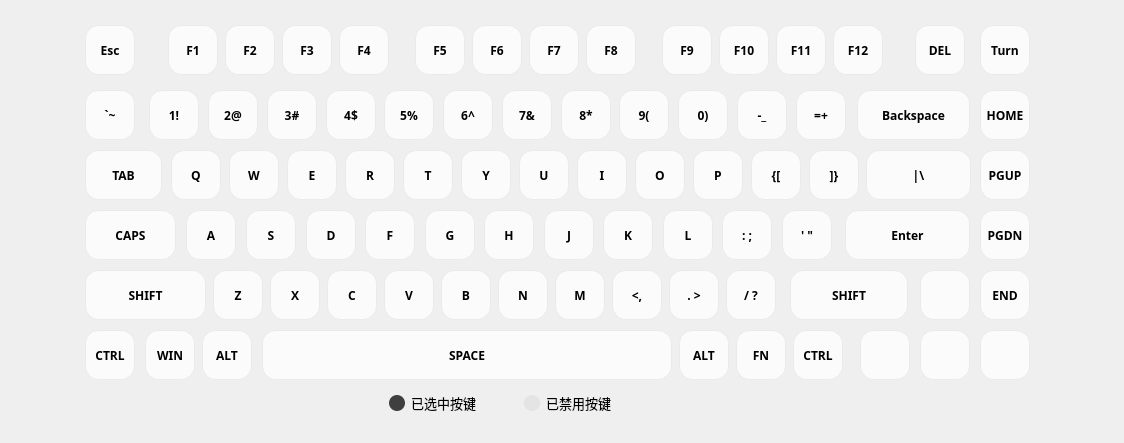
The window that Module/ModuleKeyboard.ui (wlffeng2008/AKKOStdio) describes before a commit, drawn with Qt 5.
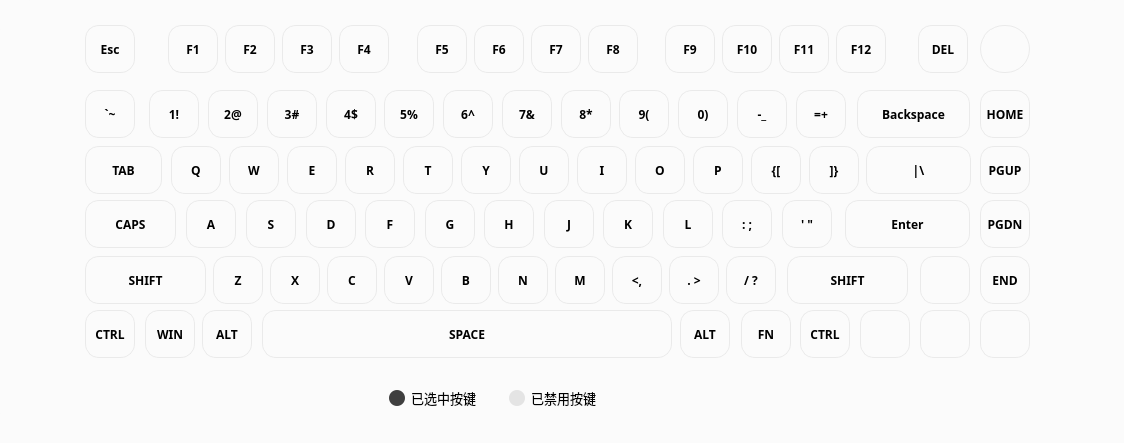
The same window after the commit. Icons and pictures are not drawn.

```diff
--- a/Module/ModuleKeyboard.ui
+++ b/Module/ModuleKeyboard.ui
@@ -19,10 +19,11 @@
    <string>Frame</string>
   </property>
   <property name="styleSheet">
-   <string notr="true">        QPushButton {
+   <string notr="true">#ModuleKeyboard{border-radius: 32px;background-color: #FBFBFB;}
+        QPushButton {
                     border: 1px solid #EAEAEA;
                     border-radius: 14px;
-                    padding: 2px 2px;
+                    padding: 1px 1px;
                     color: black;
                     outline: none;
                     background-color: #FBFBFB !important;
@@ -45,8 +46,8 @@
    <property name="geometry">
     <rect>
      <x>380</x>
-     <y>385</y>
-     <width>281</width>
+     <y>380</y>
+     <width>251</width>
      <height>36</height>
     </rect>
    </property>
@@ -137,15 +138,15 @@
   <widget class="QPushButton" name="pushButton_0044">
    <property name="geometry">
     <rect>
-     <x>719</x>
+     <x>722</x>
      <y>25</y>
      <width>50</width>
-     <height>50</height>
+     <height>48</height>
     </rect>
    </property>
    <property name="maximumSize">
     <size>
-     <width>548</width>
+     <width>546</width>
      <height>16777215</height>
     </size>
    </property>
@@ -169,12 +170,12 @@
      <x>980</x>
      <y>25</y>
      <width>50</width>
-     <height>50</height>
+     <height>48</height>
     </rect>
    </property>
    <property name="maximumSize">
     <size>
-     <width>548</width>
+     <width>546</width>
      <height>16777215</height>
     </size>
    </property>
@@ -185,8 +186,11 @@
      <fontweight>DemiBold</fontweight>
     </font>
    </property>
+   <property name="styleSheet">
+    <string notr="true">QPushButton{border-radius:24px !important;}</string>
+   </property>
    <property name="text">
-    <string notr="true">Turn</string>
+    <string notr="true"/>
    </property>
    <attribute name="buttonGroup">
     <string notr="true">buttonGroup</string>
@@ -195,15 +199,15 @@
   <widget class="QPushButton" name="pushButton_0040">
    <property name="geometry">
     <rect>
-     <x>472</x>
+     <x>474</x>
      <y>25</y>
      <width>50</width>
-     <height>50</height>
+     <height>48</height>
     </rect>
    </property>
    <property name="maximumSize">
     <size>
-     <width>548</width>
+     <width>546</width>
      <height>16777215</height>
     </size>
    </property>
@@ -224,15 +228,15 @@
   <widget class="QPushButton" name="pushButton_0057">
    <property name="geometry">
     <rect>
-     <x>776</x>
+     <x>779</x>
      <y>25</y>
      <width>50</width>
-     <height>50</height>
+     <height>48</height>
     </rect>
    </property>
    <property name="maximumSize">
     <size>
-     <width>548</width>
+     <width>546</width>
      <height>16777215</height>
     </size>
    </property>
@@ -253,15 +257,15 @@
   <widget class="QPushButton" name="pushButton_0043">
    <property name="geometry">
     <rect>
-     <x>662</x>
+     <x>665</x>
      <y>25</y>
      <width>50</width>
-     <height>50</height>
+     <height>48</height>
     </rect>
    </property>
    <property name="maximumSize">
     <size>
-     <width>548</width>
+     <width>546</width>
      <height>16777215</height>
     </size>
    </property>
@@ -285,12 +289,12 @@
      <x>282</x>
      <y>25</y>
      <width>50</width>
-     <height>50</height>
+     <height>48</height>
     </rect>
    </property>
    <property name="maximumSize">
     <size>
-     <width>548</width>
+     <width>546</width>
      <height>16777215</height>
     </size>
    </property>
@@ -311,15 +315,15 @@
   <widget class="QPushButton" name="pushButton_0058">
    <property name="geometry">
     <rect>
-     <x>833</x>
+     <x>836</x>
      <y>25</y>
      <width>50</width>
-     <height>50</height>
+     <height>48</height>
     </rect>
    </property>
    <property name="maximumSize">
     <size>
-     <width>548</width>
+     <width>546</width>
      <height>16777215</height>
     </size>
    </property>
@@ -343,12 +347,12 @@
      <x>225</x>
      <y>25</y>
      <width>50</width>
-     <height>50</height>
+     <height>48</height>
     </rect>
    </property>
    <property name="maximumSize">
     <size>
-     <width>548</width>
+     <width>546</width>
      <height>16777215</height>
     </size>
    </property>
@@ -369,15 +373,15 @@
   <widget class="QPushButton" name="pushButton_0041">
    <property name="geometry">
     <rect>
-     <x>529</x>
+     <x>531</x>
      <y>25</y>
      <width>50</width>
-     <height>50</height>
+     <height>48</height>
     </rect>
    </property>
    <property name="maximumSize">
     <size>
-     <width>548</width>
+     <width>546</width>
      <height>16777215</height>
     </size>
    </property>
@@ -398,15 +402,15 @@
   <widget class="QPushButton" name="pushButton_003F">
    <property name="geometry">
     <rect>
-     <x>415</x>
+     <x>417</x>
      <y>25</y>
      <width>50</width>
-     <height>50</height>
+     <height>48</height>
     </rect>
    </property>
    <property name="maximumSize">
     <size>
-     <width>548</width>
+     <width>546</width>
      <height>16777215</height>
     </size>
    </property>
@@ -430,12 +434,12 @@
      <x>168</x>
      <y>25</y>
      <width>50</width>
-     <height>50</height>
+     <height>48</height>
     </rect>
    </property>
    <property name="maximumSize">
     <size>
-     <width>548</width>
+     <width>546</width>
      <height>16777215</height>
     </size>
    </property>
@@ -459,12 +463,12 @@
      <x>339</x>
      <y>25</y>
      <width>50</width>
-     <height>50</height>
+     <height>48</height>
     </rect>
    </property>
    <property name="maximumSize">
     <size>
-     <width>548</width>
+     <width>546</width>
      <height>16777215</height>
     </size>
    </property>
@@ -488,12 +492,12 @@
      <x>85</x>
      <y>25</y>
      <width>50</width>
-     <height>50</height>
+     <height>48</height>
     </rect>
    </property>
    <property name="maximumSize">
     <size>
-     <width>548</width>
+     <width>546</width>
      <height>16777215</height>
     </size>
    </property>
@@ -514,15 +518,15 @@
   <widget class="QPushButton" name="pushButton_E053">
    <property name="geometry">
     <rect>
-     <x>915</x>
+     <x>918</x>
      <y>25</y>
      <width>50</width>
-     <height>50</height>
+     <height>48</height>
     </rect>
    </property>
    <property name="maximumSize">
     <size>
-     <width>548</width>
+     <width>546</width>
      <height>16777215</height>
     </size>
    </property>
@@ -549,15 +553,15 @@
   <widget class="QPushButton" name="pushButton_0042">
    <property name="geometry">
     <rect>
-     <x>586</x>
+     <x>588</x>
      <y>25</y>
      <width>50</width>
-     <height>50</height>
+     <height>48</height>
     </rect>
    </property>
    <property name="maximumSize">
     <size>
-     <width>548</width>
+     <width>546</width>
      <height>16777215</height>
     </size>
    </property>
@@ -581,12 +585,12 @@
      <x>267</x>
      <y>90</y>
      <width>50</width>
-     <height>50</height>
+     <height>48</height>
     </rect>
    </property>
    <property name="maximumSize">
     <size>
-     <width>548</width>
+     <width>546</width>
      <height>16777215</height>
     </size>
    </property>
@@ -610,12 +614,12 @@
      <x>326</x>
      <y>90</y>
      <width>50</width>
-     <height>50</height>
+     <height>48</height>
     </rect>
    </property>
    <property name="maximumSize">
     <size>
-     <width>548</width>
+     <width>546</width>
      <height>16777215</height>
     </size>
    </property>
@@ -639,12 +643,12 @@
      <x>443</x>
      <y>90</y>
      <width>50</width>
-     <height>50</height>
+     <height>48</height>
     </rect>
    </property>
    <property name="maximumSize">
     <size>
-     <width>548</width>
+     <width>546</width>
      <height>16777215</height>
     </size>
    </property>
@@ -668,12 +672,12 @@
      <x>502</x>
      <y>90</y>
      <width>50</width>
-     <height>50</height>
+     <height>48</height>
     </rect>
    </property>
    <property name="maximumSize">
     <size>
-     <width>548</width>
+     <width>546</width>
      <height>16777215</height>
     </size>
    </property>
@@ -697,12 +701,12 @@
      <x>561</x>
      <y>90</y>
      <width>50</width>
-     <height>50</height>
+     <height>48</height>
     </rect>
    </property>
    <property name="maximumSize">
     <size>
-     <width>548</width>
+     <width>546</width>
      <height>16777215</height>
     </size>
    </property>
@@ -726,12 +730,12 @@
      <x>796</x>
      <y>90</y>
      <width>50</width>
-     <height>50</height>
+     <height>48</height>
     </rect>
    </property>
    <property name="maximumSize">
     <size>
-     <width>548</width>
+     <width>546</width>
      <height>16777215</height>
     </size>
    </property>
@@ -755,12 +759,12 @@
      <x>857</x>
      <y>90</y>
      <width>113</width>
-     <height>50</height>
+     <height>48</height>
     </rect>
    </property>
    <property name="maximumSize">
     <size>
-     <width>548</width>
+     <width>546</width>
      <height>16777215</height>
     </size>
    </property>
@@ -784,12 +788,12 @@
      <x>619</x>
      <y>90</y>
      <width>50</width>
-     <height>50</height>
+     <height>48</height>
     </rect>
    </property>
    <property name="maximumSize">
     <size>
-     <width>548</width>
+     <width>546</width>
      <height>16777215</height>
     </size>
    </property>
@@ -813,12 +817,12 @@
      <x>85</x>
      <y>90</y>
      <width>50</width>
-     <height>50</height>
+     <height>48</height>
     </rect>
    </property>
    <property name="maximumSize">
     <size>
-     <width>548</width>
+     <width>546</width>
      <height>16777215</height>
     </size>
    </property>
@@ -842,12 +846,12 @@
      <x>149</x>
      <y>90</y>
      <width>50</width>
-     <height>50</height>
+     <height>48</height>
     </rect>
    </property>
    <property name="maximumSize">
     <size>
-     <width>548</width>
+     <width>546</width>
      <height>16777215</height>
     </size>
    </property>
@@ -871,12 +875,12 @@
      <x>384</x>
      <y>90</y>
      <width>50</width>
-     <height>50</height>
+     <height>48</height>
     </rect>
    </property>
    <property name="maximumSize">
     <size>
-     <width>548</width>
+     <width>546</width>
      <height>16777215</height>
     </size>
    </property>
@@ -900,12 +904,12 @@
      <x>737</x>
      <y>90</y>
      <width>50</width>
-     <height>50</height>
+     <height>48</height>
     </rect>
    </property>
    <property name="maximumSize">
     <size>
-     <width>548</width>
+     <width>546</width>
      <height>16777215</height>
     </size>
    </property>
@@ -929,12 +933,12 @@
      <x>980</x>
      <y>90</y>
      <width>50</width>
-     <height>50</height>
+     <height>48</height>
     </rect>
    </property>
    <property name="maximumSize">
     <size>
-     <width>548</width>
+     <width>546</width>
      <height>16777215</height>
     </size>
    </property>
@@ -958,12 +962,12 @@
      <x>678</x>
      <y>90</y>
      <width>50</width>
-     <height>50</height>
+     <height>48</height>
     </rect>
    </property>
    <property name="maximumSize">
     <size>
-     <width>548</width>
+     <width>546</width>
      <height>16777215</height>
     </size>
    </property>
@@ -987,12 +991,12 @@
      <x>208</x>
      <y>90</y>
      <width>50</width>
-     <height>50</height>
+     <height>48</height>
     </rect>
    </property>
    <property name="maximumSize">
     <size>
-     <width>548</width>
+     <width>546</width>
      <height>16777215</height>
     </size>
    </property>
@@ -1014,14 +1018,14 @@
    <property name="geometry">
     <rect>
      <x>345</x>
-     <y>150</y>
+     <y>146</y>
      <width>50</width>
-     <height>50</height>
+     <height>48</height>
     </rect>
    </property>
    <property name="maximumSize">
     <size>
-     <width>548</width>
+     <width>546</width>
      <height>16777215</height>
     </size>
    </property>
@@ -1043,14 +1047,14 @@
    <property name="geometry">
     <rect>
      <x>229</x>
-     <y>150</y>
+     <y>146</y>
      <width>50</width>
-     <height>50</height>
+     <height>48</height>
     </rect>
    </property>
    <property name="maximumSize">
     <size>
-     <width>548</width>
+     <width>546</width>
      <height>16777215</height>
     </size>
    </property>
@@ -1072,14 +1076,14 @@
    <property name="geometry">
     <rect>
      <x>403</x>
-     <y>150</y>
+     <y>146</y>
      <width>50</width>
-     <height>50</height>
+     <height>48</height>
     </rect>
    </property>
    <property name="maximumSize">
     <size>
-     <width>548</width>
+     <width>546</width>
      <height>16777215</height>
     </size>
    </property>
@@ -1101,14 +1105,14 @@
    <property name="geometry">
     <rect>
      <x>866</x>
-     <y>150</y>
+     <y>146</y>
      <width>105</width>
-     <height>50</height>
+     <height>48</height>
     </rect>
    </property>
    <property name="maximumSize">
     <size>
-     <width>548</width>
+     <width>546</width>
      <height>16777215</height>
     </size>
    </property>
@@ -1130,14 +1134,14 @@
    <property name="geometry">
     <rect>
      <x>980</x>
-     <y>150</y>
+     <y>146</y>
      <width>50</width>
-     <height>50</height>
+     <height>48</height>
     </rect>
    </property>
    <property name="maximumSize">
     <size>
-     <width>548</width>
+     <width>546</width>
      <height>16777215</height>
     </size>
    </property>
@@ -1159,14 +1163,14 @@
    <property name="geometry">
     <rect>
      <x>171</x>
-     <y>150</y>
+     <y>146</y>
      <width>50</width>
-     <height>50</height>
+     <height>48</height>
     </rect>
    </property>
    <property name="maximumSize">
     <size>
-     <width>548</width>
+     <width>546</width>
      <height>16777215</height>
     </size>
    </property>
@@ -1188,14 +1192,14 @@
    <property name="geometry">
     <rect>
      <x>461</x>
-     <y>150</y>
+     <y>146</y>
      <width>50</width>
-     <height>50</height>
+     <height>48</height>
     </rect>
    </property>
    <property name="maximumSize">
     <size>
-     <width>548</width>
+     <width>546</width>
      <height>16777215</height>
     </size>
    </property>
@@ -1217,14 +1221,14 @@
    <property name="geometry">
     <rect>
      <x>809</x>
-     <y>150</y>
+     <y>146</y>
      <width>50</width>
-     <height>50</height>
+     <height>48</height>
     </rect>
    </property>
    <property name="maximumSize">
     <size>
-     <width>548</width>
+     <width>546</width>
      <height>16777215</height>
     </size>
    </property>
@@ -1246,14 +1250,14 @@
    <property name="geometry">
     <rect>
      <x>519</x>
-     <y>150</y>
+     <y>146</y>
      <width>50</width>
-     <height>50</height>
+     <height>48</height>
     </rect>
    </property>
    <property name="maximumSize">
     <size>
-     <width>548</width>
+     <width>546</width>
      <height>16777215</height>
     </size>
    </property>
@@ -1275,14 +1279,14 @@
    <property name="geometry">
     <rect>
      <x>693</x>
-     <y>150</y>
+     <y>146</y>
      <width>50</width>
-     <height>50</height>
+     <height>48</height>
     </rect>
    </property>
    <property name="maximumSize">
     <size>
-     <width>548</width>
+     <width>546</width>
      <height>16777215</height>
     </size>
    </property>
@@ -1304,14 +1308,14 @@
    <property name="geometry">
     <rect>
      <x>751</x>
-     <y>150</y>
+     <y>146</y>
      <width>50</width>
-     <height>50</height>
+     <height>48</height>
     </rect>
    </property>
    <property name="maximumSize">
     <size>
-     <width>548</width>
+     <width>546</width>
      <height>16777215</height>
     </size>
    </property>
@@ -1333,14 +1337,14 @@
    <property name="geometry">
     <rect>
      <x>635</x>
-     <y>150</y>
+     <y>146</y>
      <width>50</width>
-     <height>50</height>
+     <height>48</height>
     </rect>
    </property>
    <property name="maximumSize">
     <size>
-     <width>548</width>
+     <width>546</width>
      <height>16777215</height>
     </size>
    </property>
@@ -1362,14 +1366,14 @@
    <property name="geometry">
     <rect>
      <x>577</x>
-     <y>150</y>
+     <y>146</y>
      <width>50</width>
-     <height>50</height>
+     <height>48</height>
     </rect>
    </property>
    <property name="maximumSize">
     <size>
-     <width>548</width>
+     <width>546</width>
      <height>16777215</height>
     </size>
    </property>
@@ -1391,14 +1395,14 @@
    <property name="geometry">
     <rect>
      <x>287</x>
-     <y>150</y>
+     <y>146</y>
      <width>50</width>
-     <height>50</height>
+     <height>48</height>
     </rect>
    </property>
    <property name="maximumSize">
     <size>
-     <width>548</width>
+     <width>546</width>
      <height>16777215</height>
     </size>
    </property>
@@ -1420,14 +1424,14 @@
    <property name="geometry">
     <rect>
      <x>85</x>
-     <y>150</y>
+     <y>146</y>
      <width>77</width>
-     <height>50</height>
+     <height>48</height>
     </rect>
    </property>
    <property name="maximumSize">
     <size>
-     <width>548</width>
+     <width>546</width>
      <height>16777215</height>
     </size>
    </property>
@@ -1449,14 +1453,14 @@
    <property name="geometry">
     <rect>
      <x>663</x>
-     <y>210</y>
+     <y>200</y>
      <width>50</width>
-     <height>50</height>
+     <height>48</height>
     </rect>
    </property>
    <property name="maximumSize">
     <size>
-     <width>548</width>
+     <width>546</width>
      <height>16777215</height>
     </size>
    </property>
@@ -1478,14 +1482,14 @@
    <property name="geometry">
     <rect>
      <x>544</x>
-     <y>210</y>
+     <y>200</y>
      <width>50</width>
-     <height>50</height>
+     <height>48</height>
     </rect>
    </property>
    <property name="maximumSize">
     <size>
-     <width>548</width>
+     <width>546</width>
      <height>16777215</height>
     </size>
    </property>
@@ -1507,14 +1511,14 @@
    <property name="geometry">
     <rect>
      <x>186</x>
-     <y>210</y>
+     <y>200</y>
      <width>50</width>
-     <height>50</height>
+     <height>48</height>
     </rect>
    </property>
    <property name="maximumSize">
     <size>
-     <width>548</width>
+     <width>546</width>
      <height>16777215</height>
     </size>
    </property>
@@ -1536,14 +1540,14 @@
    <property name="geometry">
     <rect>
      <x>425</x>
-     <y>210</y>
+     <y>200</y>
      <width>50</width>
-     <height>50</height>
+     <height>48</height>
     </rect>
    </property>
    <property name="maximumSize">
     <size>
-     <width>548</width>
+     <width>546</width>
      <height>16777215</height>
     </size>
    </property>
@@ -1565,14 +1569,14 @@
    <property name="geometry">
     <rect>
      <x>722</x>
-     <y>210</y>
+     <y>200</y>
      <width>50</width>
-     <height>50</height>
+     <height>48</height>
     </rect>
    </property>
    <property name="maximumSize">
     <size>
-     <width>548</width>
+     <width>546</width>
      <height>16777215</height>
     </size>
    </property>
@@ -1594,14 +1598,14 @@
    <property name="geometry">
     <rect>
      <x>306</x>
-     <y>210</y>
+     <y>200</y>
      <width>50</width>
-     <height>50</height>
+     <height>48</height>
     </rect>
    </property>
    <property name="maximumSize">
     <size>
-     <width>548</width>
+     <width>546</width>
      <height>16777215</height>
     </size>
    </property>
@@ -1623,14 +1627,14 @@
    <property name="geometry">
     <rect>
      <x>845</x>
-     <y>210</y>
+     <y>200</y>
      <width>125</width>
-     <height>50</height>
+     <height>48</height>
     </rect>
    </property>
    <property name="maximumSize">
     <size>
-     <width>548</width>
+     <width>546</width>
      <height>16777215</height>
     </size>
    </property>
@@ -1652,14 +1656,14 @@
    <property name="geometry">
     <rect>
      <x>782</x>
-     <y>210</y>
+     <y>200</y>
      <width>50</width>
-     <height>50</height>
+     <height>48</height>
     </rect>
    </property>
    <property name="maximumSize">
     <size>
-     <width>548</width>
+     <width>546</width>
      <height>16777215</height>
     </size>
    </property>
@@ -1681,14 +1685,14 @@
    <property name="geometry">
     <rect>
      <x>85</x>
-     <y>210</y>
+     <y>200</y>
      <width>91</width>
-     <height>50</height>
+     <height>48</height>
     </rect>
    </property>
    <property name="maximumSize">
     <size>
-     <width>548</width>
+     <width>546</width>
      <height>16777215</height>
     </size>
    </property>
@@ -1710,14 +1714,14 @@
    <property name="geometry">
     <rect>
      <x>365</x>
-     <y>210</y>
+     <y>200</y>
      <width>50</width>
-     <height>50</height>
+     <height>48</height>
     </rect>
    </property>
    <property name="maximumSize">
     <size>
-     <width>548</width>
+     <width>546</width>
      <height>16777215</height>
     </size>
    </property>
@@ -1739,14 +1743,14 @@
    <property name="geometry">
     <rect>
      <x>484</x>
-     <y>210</y>
+     <y>200</y>
      <width>50</width>
-     <height>50</height>
+     <height>48</height>
     </rect>
    </property>
    <property name="maximumSize">
     <size>
-     <width>548</width>
+     <width>546</width>
      <height>16777215</height>
     </size>
    </property>
@@ -1768,14 +1772,14 @@
    <property name="geometry">
     <rect>
      <x>246</x>
-     <y>210</y>
+     <y>200</y>
      <width>50</width>
-     <height>50</height>
+     <height>48</height>
     </rect>
    </property>
    <property name="maximumSize">
     <size>
-     <width>548</width>
+     <width>546</width>
      <height>16777215</height>
     </size>
    </property>
@@ -1797,14 +1801,14 @@
    <property name="geometry">
     <rect>
      <x>603</x>
-     <y>210</y>
+     <y>200</y>
      <width>50</width>
-     <height>50</height>
+     <height>48</height>
     </rect>
    </property>
    <property name="maximumSize">
     <size>
-     <width>548</width>
+     <width>546</width>
      <height>16777215</height>
     </size>
    </property>
@@ -1826,14 +1830,14 @@
    <property name="geometry">
     <rect>
      <x>980</x>
-     <y>210</y>
+     <y>200</y>
      <width>50</width>
-     <height>50</height>
+     <height>48</height>
     </rect>
    </property>
    <property name="maximumSize">
     <size>
-     <width>548</width>
+     <width>546</width>
      <height>16777215</height>
     </size>
    </property>
@@ -1855,14 +1859,14 @@
    <property name="geometry">
     <rect>
      <x>327</x>
-     <y>270</y>
+     <y>256</y>
      <width>50</width>
-     <height>50</height>
+     <height>48</height>
     </rect>
    </property>
    <property name="maximumSize">
     <size>
-     <width>548</width>
+     <width>546</width>
      <height>16777215</height>
     </size>
    </property>
@@ -1884,14 +1888,14 @@
    <property name="geometry">
     <rect>
      <x>441</x>
-     <y>270</y>
+     <y>256</y>
      <width>50</width>
-     <height>50</height>
+     <height>48</height>
     </rect>
    </property>
    <property name="maximumSize">
     <size>
-     <width>548</width>
+     <width>546</width>
      <height>16777215</height>
     </size>
    </property>
@@ -1913,14 +1917,14 @@
    <property name="geometry">
     <rect>
      <x>669</x>
-     <y>270</y>
+     <y>256</y>
      <width>50</width>
-     <height>50</height>
+     <height>48</height>
     </rect>
    </property>
    <property name="maximumSize">
     <size>
-     <width>548</width>
+     <width>546</width>
      <height>16777215</height>
     </size>
    </property>
@@ -1942,14 +1946,14 @@
    <property name="geometry">
     <rect>
      <x>213</x>
-     <y>270</y>
+     <y>256</y>
      <width>50</width>
-     <height>50</height>
+     <height>48</height>
     </rect>
    </property>
    <property name="maximumSize">
     <size>
-     <width>548</width>
+     <width>546</width>
      <height>16777215</height>
     </size>
    </property>
@@ -1971,14 +1975,14 @@
    <property name="geometry">
     <rect>
      <x>920</x>
-     <y>270</y>
+     <y>256</y>
      <width>50</width>
-     <height>50</height>
+     <height>48</height>
     </rect>
    </property>
    <property name="maximumSize">
     <size>
-     <width>548</width>
+     <width>546</width>
      <height>16777215</height>
     </size>
    </property>
@@ -2003,15 +2007,15 @@
   <widget class="QPushButton" name="pushButton_0036">
    <property name="geometry">
     <rect>
-     <x>790</x>
-     <y>270</y>
-     <width>118</width>
-     <height>50</height>
+     <x>787</x>
+     <y>256</y>
+     <width>121</width>
+     <height>48</height>
     </rect>
    </property>
    <property name="maximumSize">
     <size>
-     <width>548</width>
+     <width>546</width>
      <height>16777215</height>
     </size>
    </property>
@@ -2033,14 +2037,14 @@
    <property name="geometry">
     <rect>
      <x>980</x>
-     <y>270</y>
+     <y>256</y>
      <width>50</width>
-     <height>50</height>
+     <height>48</height>
     </rect>
    </property>
    <property name="maximumSize">
     <size>
-     <width>548</width>
+     <width>546</width>
      <height>16777215</height>
     </size>
    </property>
@@ -2062,14 +2066,14 @@
    <property name="geometry">
     <rect>
      <x>612</x>
-     <y>270</y>
+     <y>256</y>
      <width>50</width>
-     <height>50</height>
+     <height>48</height>
     </rect>
    </property>
    <property name="maximumSize">
     <size>
-     <width>548</width>
+     <width>546</width>
      <height>16777215</height>
     </size>
    </property>
@@ -2091,14 +2095,14 @@
    <property name="geometry">
     <rect>
      <x>498</x>
-     <y>270</y>
+     <y>256</y>
      <width>50</width>
-     <height>50</height>
+     <height>48</height>
     </rect>
    </property>
    <property name="maximumSize">
     <size>
-     <width>548</width>
+     <width>546</width>
      <height>16777215</height>
     </size>
    </property>
@@ -2120,14 +2124,14 @@
    <property name="geometry">
     <rect>
      <x>726</x>
-     <y>270</y>
+     <y>256</y>
      <width>50</width>
-     <height>50</height>
+     <height>48</height>
     </rect>
    </property>
    <property name="maximumSize">
     <size>
-     <width>548</width>
+     <width>546</width>
      <height>16777215</height>
     </size>
    </property>
@@ -2149,14 +2153,14 @@
    <property name="geometry">
     <rect>
      <x>270</x>
-     <y>270</y>
+     <y>256</y>
      <width>50</width>
-     <height>50</height>
+     <height>48</height>
     </rect>
    </property>
    <property name="maximumSize">
     <size>
-     <width>548</width>
+     <width>546</width>
      <height>16777215</height>
     </size>
    </property>
@@ -2178,14 +2182,14 @@
    <property name="geometry">
     <rect>
      <x>555</x>
-     <y>270</y>
+     <y>256</y>
      <width>50</width>
-     <height>50</height>
+     <height>48</height>
     </rect>
    </property>
    <property name="maximumSize">
     <size>
-     <width>548</width>
+     <width>546</width>
      <height>16777215</height>
     </size>
    </property>
@@ -2207,14 +2211,14 @@
    <property name="geometry">
     <rect>
      <x>384</x>
-     <y>270</y>
+     <y>256</y>
      <width>50</width>
-     <height>50</height>
+     <height>48</height>
     </rect>
    </property>
    <property name="maximumSize">
     <size>
-     <width>548</width>
+     <width>546</width>
      <height>16777215</height>
     </size>
    </property>
@@ -2236,14 +2240,14 @@
    <property name="geometry">
     <rect>
      <x>85</x>
-     <y>270</y>
+     <y>256</y>
      <width>121</width>
-     <height>50</height>
+     <height>48</height>
     </rect>
    </property>
    <property name="maximumSize">
     <size>
-     <width>548</width>
+     <width>546</width>
      <height>16777215</height>
     </size>
    </property>
@@ -2265,14 +2269,14 @@
    <property name="geometry">
     <rect>
      <x>980</x>
-     <y>330</y>
+     <y>310</y>
      <width>50</width>
-     <height>50</height>
+     <height>48</height>
     </rect>
    </property>
    <property name="maximumSize">
     <size>
-     <width>548</width>
+     <width>546</width>
      <height>16777215</height>
     </size>
    </property>
@@ -2297,15 +2301,15 @@
   <widget class="QPushButton" name="pushButton_0081">
    <property name="geometry">
     <rect>
-     <x>736</x>
-     <y>330</y>
+     <x>741</x>
+     <y>310</y>
      <width>50</width>
-     <height>50</height>
+     <height>48</height>
     </rect>
    </property>
    <property name="maximumSize">
     <size>
-     <width>548</width>
+     <width>546</width>
      <height>16777215</height>
     </size>
    </property>
@@ -2327,14 +2331,14 @@
    <property name="geometry">
     <rect>
      <x>202</x>
-     <y>330</y>
+     <y>310</y>
      <width>50</width>
-     <height>50</height>
+     <height>48</height>
     </rect>
    </property>
    <property name="maximumSize">
     <size>
-     <width>548</width>
+     <width>546</width>
      <height>16777215</height>
     </size>
    </property>
@@ -2355,15 +2359,15 @@
   <widget class="QPushButton" name="pushButton_E01D">
    <property name="geometry">
     <rect>
-     <x>793</x>
-     <y>330</y>
+     <x>800</x>
+     <y>310</y>
      <width>50</width>
-     <height>50</height>
+     <height>48</height>
     </rect>
    </property>
    <property name="maximumSize">
     <size>
-     <width>548</width>
+     <width>546</width>
      <height>16777215</height>
     </size>
    </property>
@@ -2385,14 +2389,14 @@
    <property name="geometry">
     <rect>
      <x>85</x>
-     <y>330</y>
+     <y>310</y>
      <width>50</width>
-     <height>50</height>
+     <height>48</height>
     </rect>
    </property>
    <property name="maximumSize">
     <size>
-     <width>548</width>
+     <width>546</width>
      <height>16777215</height>
     </size>
    </property>
@@ -2414,14 +2418,14 @@
    <property name="geometry">
     <rect>
      <x>145</x>
-     <y>330</y>
+     <y>310</y>
      <width>50</width>
-     <height>50</height>
+     <height>48</height>
     </rect>
    </property>
    <property name="maximumSize">
     <size>
-     <width>548</width>
+     <width>546</width>
      <height>16777215</height>
     </size>
    </property>
@@ -2442,15 +2446,15 @@
   <widget class="QPushButton" name="pushButton_E038">
    <property name="geometry">
     <rect>
-     <x>679</x>
-     <y>330</y>
+     <x>680</x>
+     <y>310</y>
      <width>50</width>
-     <height>50</height>
+     <height>48</height>
     </rect>
    </property>
    <property name="maximumSize">
     <size>
-     <width>548</width>
+     <width>546</width>
      <height>16777215</height>
     </size>
    </property>
@@ -2472,14 +2476,14 @@
    <property name="geometry">
     <rect>
      <x>262</x>
-     <y>330</y>
+     <y>310</y>
      <width>410</width>
-     <height>50</height>
+     <height>48</height>
     </rect>
    </property>
    <property name="maximumSize">
     <size>
-     <width>548</width>
+     <width>546</width>
      <height>16777215</height>
     </size>
    </property>
@@ -2501,14 +2505,14 @@
    <property name="geometry">
     <rect>
      <x>860</x>
-     <y>330</y>
+     <y>310</y>
      <width>50</width>
-     <height>50</height>
+     <height>48</height>
     </rect>
    </property>
    <property name="maximumSize">
     <size>
-     <width>548</width>
+     <width>546</width>
      <height>16777215</height>
     </size>
    </property>
@@ -2534,14 +2538,14 @@
    <property name="geometry">
     <rect>
      <x>920</x>
-     <y>330</y>
+     <y>310</y>
      <width>50</width>
-     <height>50</height>
+     <height>48</height>
     </rect>
    </property>
    <property name="maximumSize">
     <size>
-     <width>548</width>
+     <width>546</width>
      <height>16777215</height>
     </size>
    </property>
```
